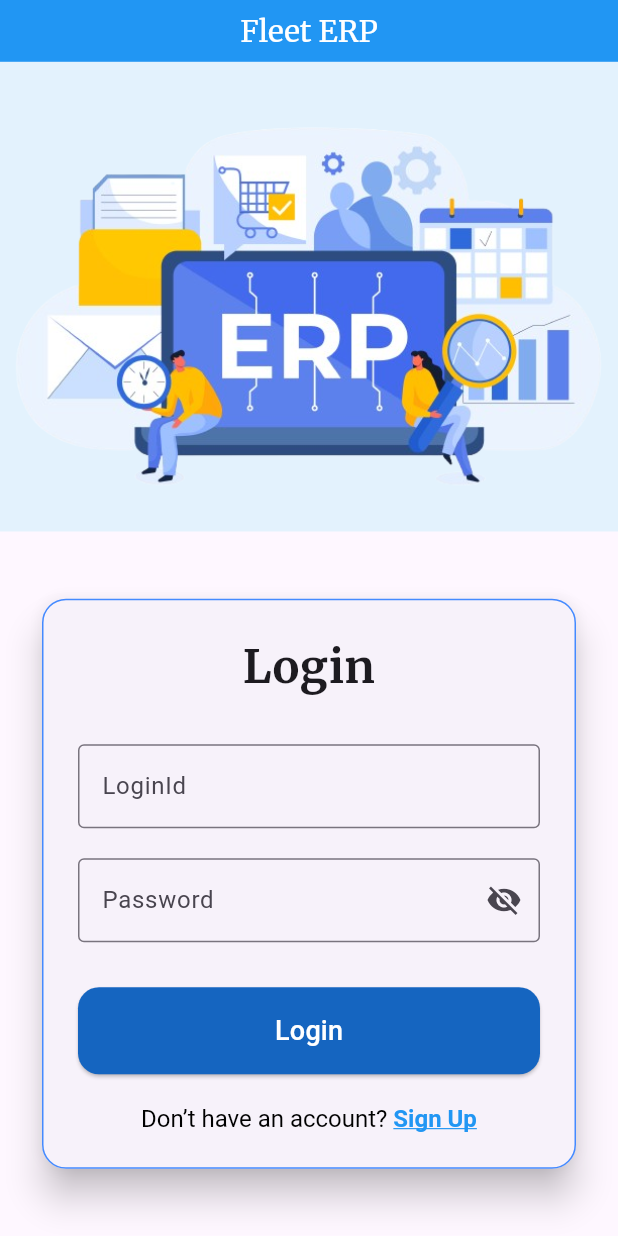
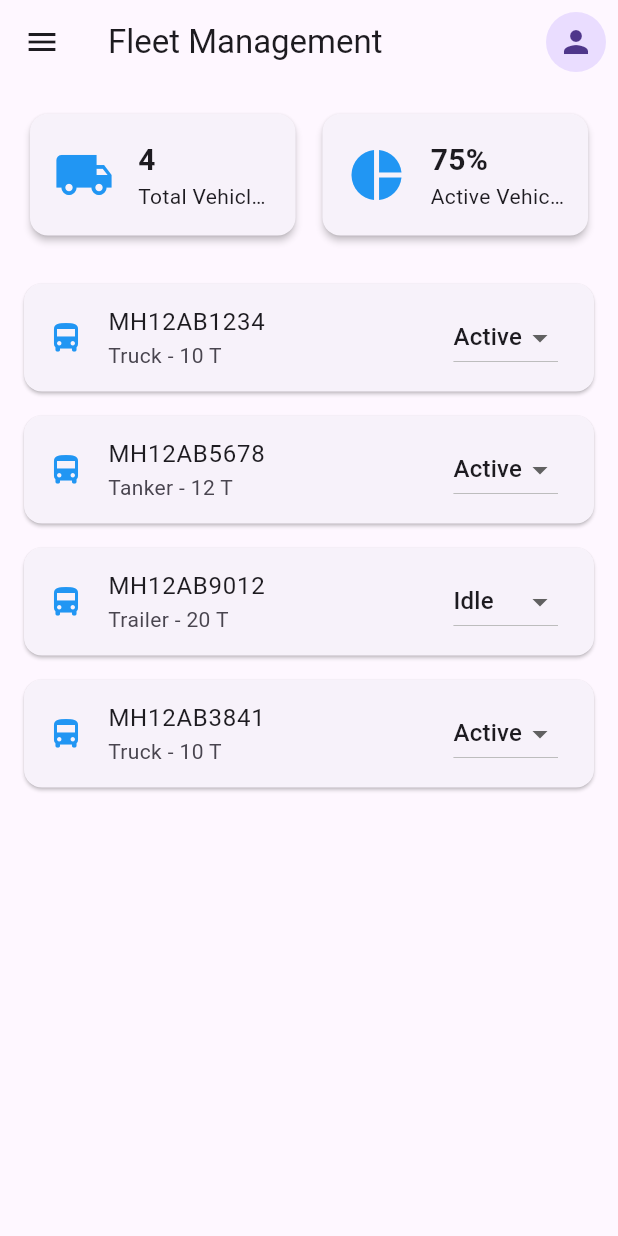
Before and after one commit to chetan3625/Manoveda, a Flutter app: the screen it shows after launch, after a tap on "Login", on a phone screen of 412 x 824 dp. Run offline on Flutter 3.47's test engine with Material 3 defaults, Android fonts, the phone set to English and light mode, and no system bars.

Commit message:
add structure

```diff
--- a/lib/loginpage.dart
+++ b/lib/loginpage.dart
@@ -1,5 +1,10 @@
+import 'dart:io';
+
+import 'package:erptransportexpress/screens/Dashboard_Screens/dashboard_screen.dart';
+import 'package:flutter/foundation.dart';
 import 'package:flutter/gestures.dart';
 import 'package:flutter/material.dart';
+
 
 class LoginPage extends StatefulWidget {
   const LoginPage({super.key});
@@ -16,7 +21,7 @@ class _LoginPageState extends State<LoginPage> {
   @override
   Widget build(BuildContext context) {
     final screenWidth = MediaQuery.of(context).size.width; // 👈 screen size घेतो
-    final bool isMobile = screenWidth < 600; // threshold (mobile < 600px)
+    final bool isMobile = !kIsWeb && (Platform.isAndroid || Platform.isIOS);
 
     return Scaffold(
       appBar: AppBar(
@@ -33,6 +38,8 @@ class _LoginPageState extends State<LoginPage> {
 
         ),)
       ),
+
+      //       ----------------- --------   for Mobile ----------------------------- ----------------
       body: isMobile
           ? Column(
         children: [
@@ -40,7 +47,6 @@ class _LoginPageState extends State<LoginPage> {
           Expanded(
             flex: 2,
             child: Container(
-
                 color: Colors.blue.shade50,
                 child: Center(
                 child: Image.asset(
@@ -51,13 +57,15 @@ class _LoginPageState extends State<LoginPage> {
             ),
           ),
 
-          // -------- Bottom (Form) --------
           Expanded(
             flex: 3,
             child: _buildLoginForm(),
           ),
         ],
       )
+
+
+      //       ---------------------------       web ------------------------------------
           : Row(
         children: [
 
@@ -169,7 +177,7 @@ class _LoginPageState extends State<LoginPage> {
                         padding: const EdgeInsets.symmetric(vertical: 16),
                       ),
                       onPressed: () {
-                        // handle login here
+                        Navigator.push(context, MaterialPageRoute(builder: (context) => DashboardScreen(),),);
                       },
                       child: const Text(
                         "Login",
--- a/lib/main.dart
+++ b/lib/main.dart
@@ -1,4 +1,5 @@
 import 'package:erptransportexpress/splashscreen.dart';
+
 import 'package:flutter/material.dart';
 
 import 'loginpage.dart';
--- /dev/null
+++ b/lib/models/vehicle.dart
@@ -0,0 +1,27 @@
+class Vehicle {
+  final String number;
+  final String type;
+  final String capacity;
+  final String status;
+
+  Vehicle({
+    required this.number,
+    required this.type,
+    required this.capacity,
+    required this.status,
+  });
+
+  Vehicle copyWith({
+    String? number,
+    String? type,
+    String? capacity,
+    String? status,
+  }) {
+    return Vehicle(
+      number: number ?? this.number,
+      type: type ?? this.type,
+      capacity: capacity ?? this.capacity,
+      status: status ?? this.status,
+    );
+  }
+}
--- /dev/null
+++ b/lib/screens/Dashboard_Screens/dashboard_screen.dart
@@ -0,0 +1,85 @@
+import 'package:flutter/material.dart';
+import '../../widgets/sidebar.dart';
+import '../../widgets/stat_card.dart';
+import '../../widgets/vehical_card.dart';
+
+import '../../models/vehicle.dart';
+
+class DashboardScreen extends StatefulWidget {
+  const DashboardScreen({super.key});
+
+  @override
+  State<DashboardScreen> createState() => _DashboardScreenState();
+}
+
+class _DashboardScreenState extends State<DashboardScreen> {
+  List<Vehicle> vehicles = [
+    Vehicle(number: "MH12AB1234", type: "Truck", capacity: "10 T", status: "Active"),
+    Vehicle(number: "MH12AB5678", type: "Tanker", capacity: "12 T", status: "Active"),
+    Vehicle(number: "MH12AB9012", type: "Trailer", capacity: "20 T", status: "Idle"),
+    Vehicle(number: "MH12AB3841", type: "Truck", capacity: "10 T", status: "Active"),
+  ];
+
+  int get totalVehicles => vehicles.length;
+  int get activeVehicles =>
+      vehicles.where((v) => v.status == "Active").length;
+
+  @override
+  Widget build(BuildContext context) {
+    double activePercentage = (activeVehicles / totalVehicles) * 100;
+
+    return Scaffold(
+      drawer: const Sidebar(),
+      appBar: AppBar(
+        title: const Text("Fleet Management"),
+        actions: const [
+          Padding(
+            padding: EdgeInsets.all(8.0),
+            child: CircleAvatar(child: Icon(Icons.person)),
+          )
+        ],
+      ),
+      body: Padding(
+        padding: const EdgeInsets.all(16),
+        child: Column(
+          children: [
+            Row(
+              children: [
+                Expanded(
+                  child: StatCard(
+                    title: "Total Vehicles",
+                    value: totalVehicles.toString(),
+                    icon: Icons.local_shipping,
+                  ),
+                ),
+                const SizedBox(width: 10),
+                Expanded(
+                  child: StatCard(
+                    title: "Active Vehicles",
+                    value: "${activePercentage.toStringAsFixed(0)}%",
+                    icon: Icons.pie_chart,
+                  ),
+                ),
+              ],
+            ),
+            const SizedBox(height: 20),
+            Expanded(
+              child: ListView.builder(
+                itemCount: vehicles.length,
+                itemBuilder: (context, index) => VehicleCard(
+                  vehicle: vehicles[index],
+                  onStatusChange: (newStatus) {
+                    setState(() {
+                      vehicles[index] =
+                          vehicles[index].copyWith(status: newStatus);
+                    });
+                  },
+                ),
+              ),
+            ),
+          ],
+        ),
+      ),
+    );
+  }
+}
--- /dev/null
+++ b/lib/widgets/stat_card.dart
@@ -0,0 +1,54 @@
+import 'package:flutter/material.dart';
+
+class StatCard extends StatefulWidget {
+  final String title;
+  final String value;
+  final IconData icon;
+
+  const StatCard({
+    super.key,
+    required this.title,
+    required this.value,
+    required this.icon,
+  });
+
+  @override
+  State<StatCard> createState() => _StatCardState();
+}
+
+class _StatCardState extends State<StatCard> {
+  @override
+  Widget build(BuildContext context) {
+    return Card(
+      elevation: 2,
+      child: Padding(
+        padding: const EdgeInsets.all(16),
+        child: Row(
+          children: [
+            Icon(widget.icon, size: 40, color: Colors.blue),
+            const SizedBox(width: 16),
+            Expanded( // ✅ Fix overflow
+              child: Column(
+                crossAxisAlignment: CrossAxisAlignment.start,
+                children: [
+                  Text(
+                    widget.value,
+                    style: const TextStyle(
+                      fontSize: 20,
+                      fontWeight: FontWeight.bold,
+                    ),
+                    overflow: TextOverflow.ellipsis, // ✅ Prevent long text breaking
+                  ),
+                  Text(
+                    widget.title,
+                    overflow: TextOverflow.ellipsis,
+                  ),
+                ],
+              ),
+            ),
+          ],
+        ),
+      ),
+    );
+  }
+}
--- /dev/null
+++ b/lib/widgets/vehical_card.dart
@@ -0,0 +1,41 @@
+import 'package:flutter/material.dart';
+import '../models/vehicle.dart';
+
+class VehicleCard extends StatefulWidget {
+  final Vehicle vehicle;
+  final Function(String) onStatusChange;
+
+  const VehicleCard({super.key, required this.vehicle, required this.onStatusChange});
+
+  @override
+  State<VehicleCard> createState() => _VehicleCardState();
+}
+
+class _VehicleCardState extends State<VehicleCard> {
+  @override
+  Widget build(BuildContext context) {
+    Color statusColor =
+    widget.vehicle.status == "Active" ? Colors.green : Colors.orange;
+
+    return Card(
+      margin: const EdgeInsets.symmetric(vertical: 8),
+      child: ListTile(
+        leading: const Icon(Icons.directions_bus, color: Colors.blue),
+        title: Text(widget.vehicle.number),
+        subtitle: Text("${widget.vehicle.type} - ${widget.vehicle.capacity}"),
+        trailing: DropdownButton<String>(
+          value: widget.vehicle.status,
+          items: const [
+            DropdownMenuItem(value: "Active", child: Text("Active")),
+            DropdownMenuItem(value: "Idle", child: Text("Idle")),
+          ],
+          onChanged: (value) {
+            if (value != null) {
+              widget.onStatusChange(value);
+            }
+          },
+        ),
+      ),
+    );
+  }
+}
--- a/pubspec.yaml
+++ b/pubspec.yaml
@@ -5,7 +5,7 @@ publish_to: 'none'
 version: 1.0.0+1
 
 environment:
-  sdk: ^3.8.1
+  sdk: ^3.7.2
 
 dependencies:
   flutter:
```
Also changed, not shown: lib/screens/Analytics_Screens/analytics_screen.dart (added, +40 -0 lines), lib/screens/Client_Screens/client_screen.dart (added, +49 -0 lines), lib/screens/Documents_Screens/documents_screen.dart (added, +47 -0 lines), lib/screens/Driver_Screens/driver_screen.dart (added, +49 -0 lines), lib/screens/Financials_Screens/financial_screen.dart (added, +48 -0 lines), lib/screens/Fleet_Screens/fleet_screen.dart (added, +48 -0 lines), lib/screens/Trip_Screens/trip_screen.dart (added, +48 -0 lines), lib/screens/Vendor_Screens/vendor_screeen.dart (added, +50 -0 lines), lib/widgets/sidebar.dart (added, +123 -0 lines), pubspec.lock, 1 other file.
